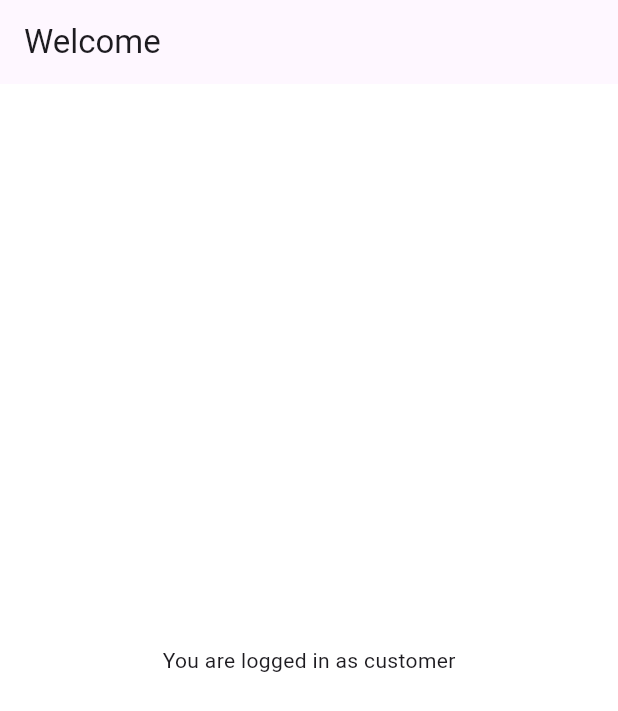
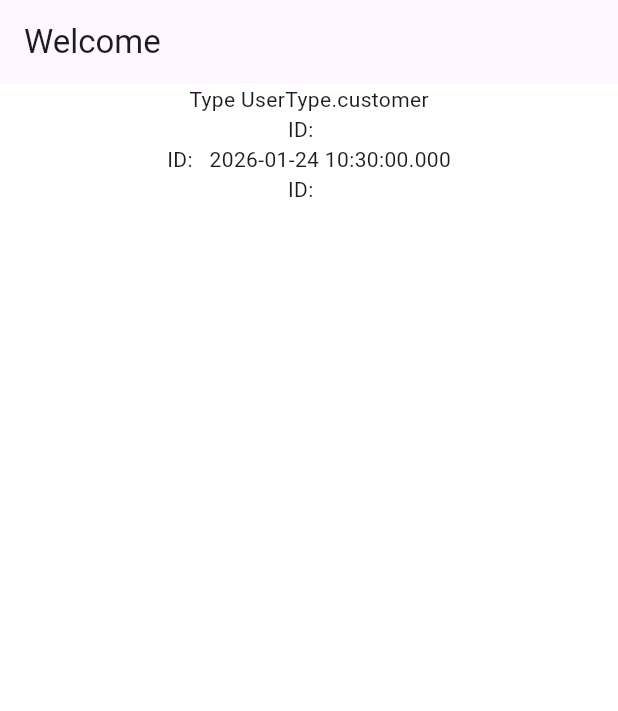
Before and after one commit to shroida/ServiceNear, a Flutter app: the HomeScreen screen opened by its route, on a phone screen of 412 x 824 dp. Shown: the top 711 px of the screen. Run offline on Flutter 3.47's test engine with Material 3 defaults, Android fonts, the phone set to English and light mode, and no system bars; our stand-ins replace flutter_bloc, flutter_screenutil, go_router, supabase_flutter; accounts and stored records are empty.

Commit message:
get current data of user

```diff
--- a/lib/features/home/presentation/home_screen.dart
+++ b/lib/features/home/presentation/home_screen.dart
@@ -1,4 +1,5 @@
 import 'package:flutter/material.dart';
+import 'package:servicenear/features/auth/domain/entities/app_user.dart';
 import 'package:supabase_flutter/supabase_flutter.dart';
 import 'package:servicenear/features/auth/domain/repositories/user_repository.dart';
 
@@ -10,7 +11,7 @@ class HomeScreen extends StatefulWidget {
 }
 
 class _HomeScreenState extends State<HomeScreen> {
-  Map<String, dynamic>? userData;
+  AppUser? userData;
   final userRepository = UserRepository(Supabase.instance.client);
 
   @override
@@ -33,9 +34,20 @@ class _HomeScreenState extends State<HomeScreen> {
     }
 
     return Scaffold(
-      appBar: AppBar(title: Text('Welcome ${userData!['first_name']}')),
+      appBar: AppBar(
+        title: Text(
+          'Welcome ${'${userData!.firstName} ${userData!.lastName}'}',
+        ),
+      ),
       body: Center(
-        child: Text('You are logged in as ${userData!['user_type']}'),
+        child: Column(
+          children: [
+            Text('Type ${userData!.userType}'),
+            Text('ID:   ${userData!.id}'),
+            Text('ID:   ${userData!.createdAt}'),
+            Text('ID:   ${userData!.email}'),
+          ],
+        ),
       ),
     );
   }
```
Also changed, not shown: lib/features/auth/domain/entities/user_location.dart (+5 -7 lines), lib/features/auth/domain/repositories/user_repository.dart (+28 -3 lines).
